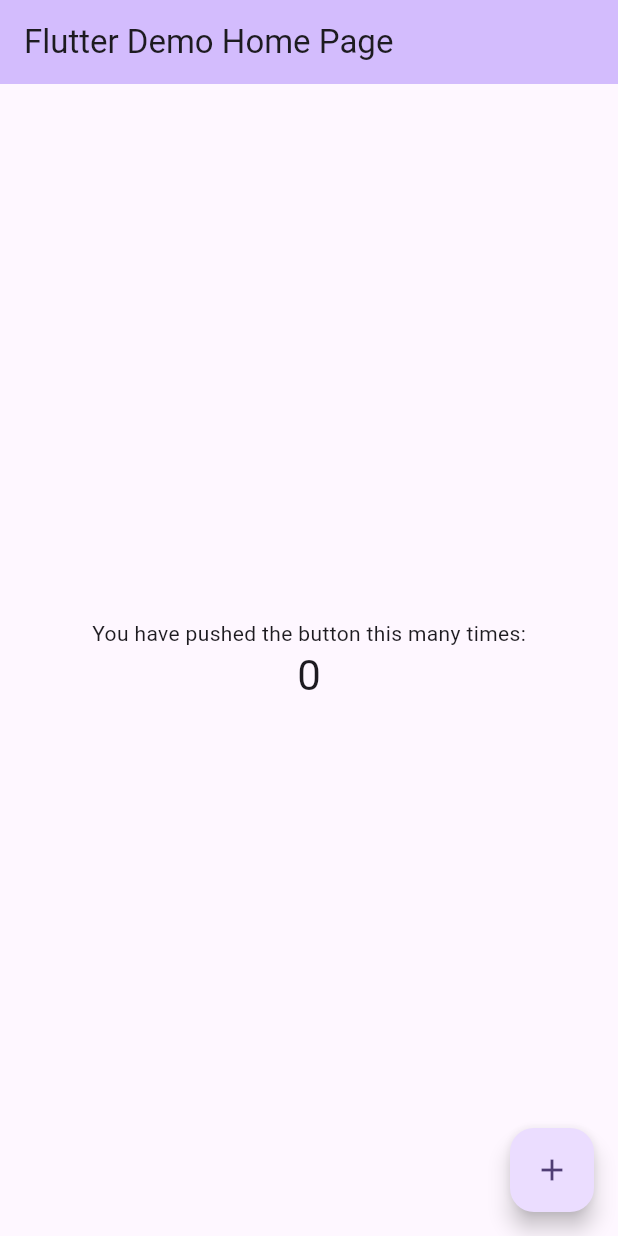
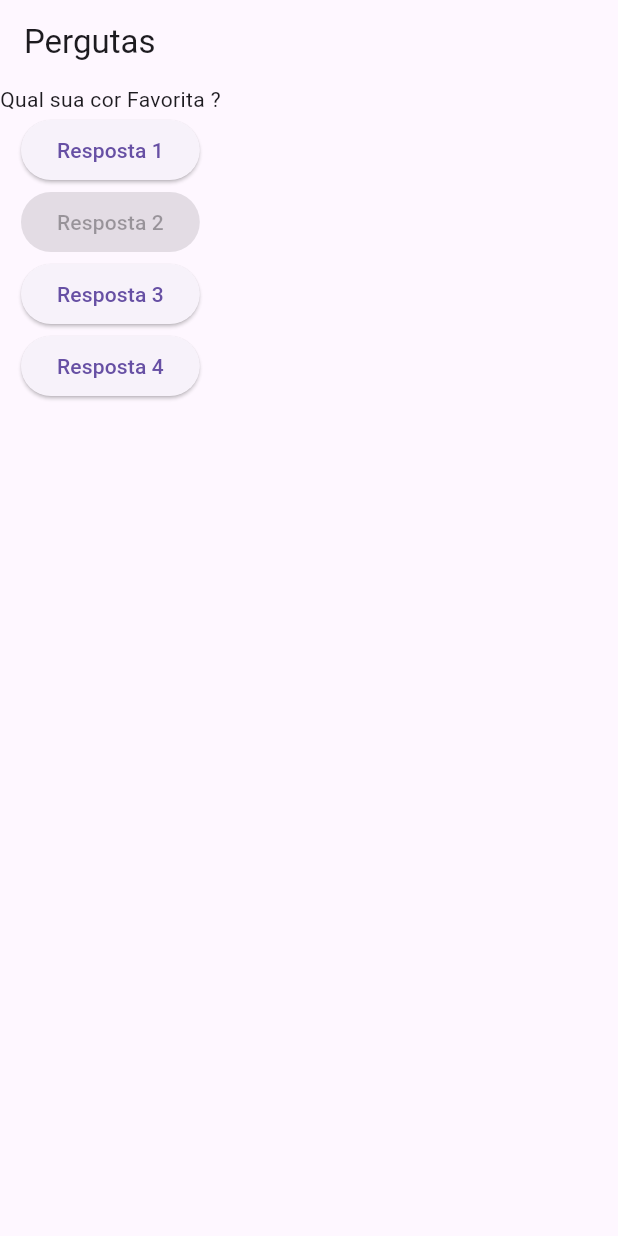
Before and after one commit to paladin120702/projeto_perguntas_flutter, a Flutter app: the screen it shows after launch, on a phone screen of 412 x 824 dp. Run offline on Flutter 3.47's test engine with Material 3 defaults, Android fonts, the phone set to English and light mode, and no system bars.

Commit message:
Começando o projetinho

```diff
--- a/lib/main.dart
+++ b/lib/main.dart
@@ -1,125 +1,40 @@
 import 'package:flutter/material.dart';
 
-void main() {
-  runApp(const MyApp());
-}
+main() => runApp(PerguntaApp());
 
-class MyApp extends StatelessWidget {
-  const MyApp({super.key});
-
-  // This widget is the root of your application.
-  @override
-  Widget build(BuildContext context) {
-    return MaterialApp(
-      title: 'Flutter Demo',
-      theme: ThemeData(
-        // This is the theme of your application.
-        //
-        // TRY THIS: Try running your application with "flutter run". You'll see
-        // the application has a purple toolbar. Then, without quitting the app,
-        // try changing the seedColor in the colorScheme below to Colors.green
-        // and then invoke "hot reload" (save your changes or press the "hot
-        // reload" button in a Flutter-supported IDE, or press "r" if you used
-        // the command line to start the app).
-        //
-        // Notice that the counter didn't reset back to zero; the application
-        // state is not lost during the reload. To reset the state, use hot
-        // restart instead.
-        //
-        // This works for code too, not just values: Most code changes can be
-        // tested with just a hot reload.
-        colorScheme: ColorScheme.fromSeed(seedColor: Colors.deepPurple),
-        useMaterial3: true,
-      ),
-      home: const MyHomePage(title: 'Flutter Demo Home Page'),
-    );
-  }
-}
-
-class MyHomePage extends StatefulWidget {
-  const MyHomePage({super.key, required this.title});
-
-  // This widget is the home page of your application. It is stateful, meaning
-  // that it has a State object (defined below) that contains fields that affect
-  // how it looks.
-
-  // This class is the configuration for the state. It holds the values (in this
-  // case the title) provided by the parent (in this case the App widget) and
-  // used by the build method of the State. Fields in a Widget subclass are
-  // always marked "final".
-
-  final String title;
-
-  @override
-  State<MyHomePage> createState() => _MyHomePageState();
-}
-
-class _MyHomePageState extends State<MyHomePage> {
-  int _counter = 0;
-
-  void _incrementCounter() {
-    setState(() {
-      // This call to setState tells the Flutter framework that something has
-      // changed in this State, which causes it to rerun the build method below
-      // so that the display can reflect the updated values. If we changed
-      // _counter without calling setState(), then the build method would not be
-      // called again, and so nothing would appear to happen.
-      _counter++;
-    });
+class PerguntaApp extends StatelessWidget {
+  void responder() {
+    print("Pergunta Respondida!");
   }
 
   @override
   Widget build(BuildContext context) {
-    // This method is rerun every time setState is called, for instance as done
-    // by the _incrementCounter method above.
-    //
-    // The Flutter framework has been optimized to make rerunning build methods
-    // fast, so that you can just rebuild anything that needs updating rather
-    // than having to individually change instances of widgets.
-    return Scaffold(
-      appBar: AppBar(
-        // TRY THIS: Try changing the color here to a specific color (to
-        // Colors.amber, perhaps?) and trigger a hot reload to see the AppBar
-        // change color while the other colors stay the same.
-        backgroundColor: Theme.of(context).colorScheme.inversePrimary,
-        // Here we take the value from the MyHomePage object that was created by
-        // the App.build method, and use it to set our appbar title.
-        title: Text(widget.title),
-      ),
-      body: Center(
-        // Center is a layout widget. It takes a single child and positions it
-        // in the middle of the parent.
-        child: Column(
-          // Column is also a layout widget. It takes a list of children and
-          // arranges them vertically. By default, it sizes itself to fit its
-          // children horizontally, and tries to be as tall as its parent.
-          //
-          // Column has various properties to control how it sizes itself and
-          // how it positions its children. Here we use mainAxisAlignment to
-          // center the children vertically; the main axis here is the vertical
-          // axis because Columns are vertical (the cross axis would be
-          // horizontal).
-          //
-          // TRY THIS: Invoke "debug painting" (choose the "Toggle Debug Paint"
-          // action in the IDE, or press "p" in the console), to see the
-          // wireframe for each widget.
-          mainAxisAlignment: MainAxisAlignment.center,
-          children: <Widget>[
-            const Text(
-              'You have pushed the button this many times:',
-            ),
-            Text(
-              '$_counter',
-              style: Theme.of(context).textTheme.headlineMedium,
-            ),
+    const perguntas = [
+      "Qual sua cor Favorita ?",
+      "Qual seu jogo favorito ?",
+      "Qual seu carro dos sonhos ?"
+    ];
+    return MaterialApp(
+      home: Scaffold(
+        appBar: AppBar(
+          title: Text('Pergutas'),
+        ),
+        body: Column(
+          children: [
+            Text(perguntas[0]),
+            ElevatedButton(onPressed: responder, child: Text("Resposta 1")),
+            ElevatedButton(onPressed: null, child: Text("Resposta 2")),
+            ElevatedButton(
+                onPressed: () {
+                  print("Pergunta 3 respondida!!!");
+                },
+                child: Text("Resposta 3")),
+            ElevatedButton(
+                onPressed: () => print("Pergunta 4 respondida!!!"),
+                child: Text("Resposta 4")),
           ],
         ),
       ),
-      floatingActionButton: FloatingActionButton(
-        onPressed: _incrementCounter,
-        tooltip: 'Increment',
-        child: const Icon(Icons.add),
-      ), // This trailing comma makes auto-formatting nicer for build methods.
     );
   }
 }
```
